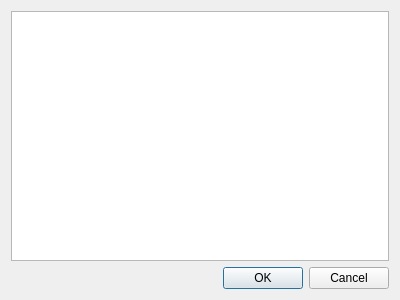
Old version of the form source_core/ruleeditor/ui/dialogNewFile.ui in the repository ifontarensky/RuleEditor.
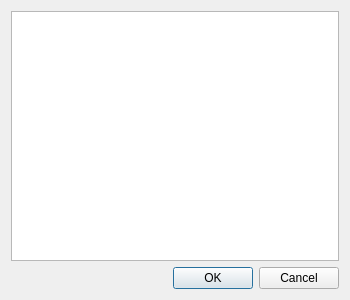
New version of the form.

Commit message: [add] Add icon and resize windows creation

The edit to the form file:
```diff
--- a/source_core/ruleeditor/ui/dialogNewFile.ui
+++ b/source_core/ruleeditor/ui/dialogNewFile.ui
@@ -6,7 +6,7 @@
    <rect>
     <x>0</x>
     <y>0</y>
-    <width>400</width>
+    <width>350</width>
     <height>300</height>
    </rect>
   </property>
@@ -37,6 +37,11 @@
      <attribute name="verticalHeaderVisible">
       <bool>false</bool>
      </attribute>
+     <column>
+      <property name="text">
+       <string>Icon</string>
+      </property>
+     </column>
      <column>
       <property name="text">
        <string>Name</string>
```
Left out of the diff: 5 changed lines with no effect on the pictures. The commit also changes 1 other file.
